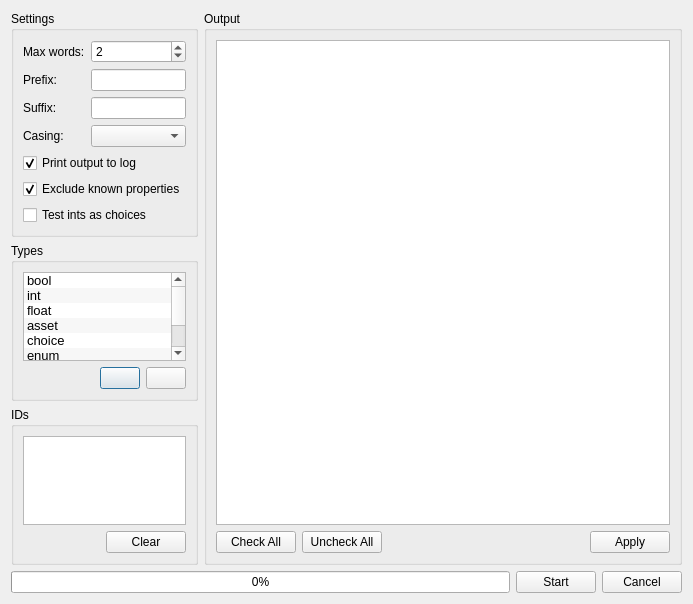
This is src/Editor/CGeneratePropertyNamesDialog.ui in AxioDL/PrimeWorldEditor as Qt 5 draws it before an edit. The edited form follows.
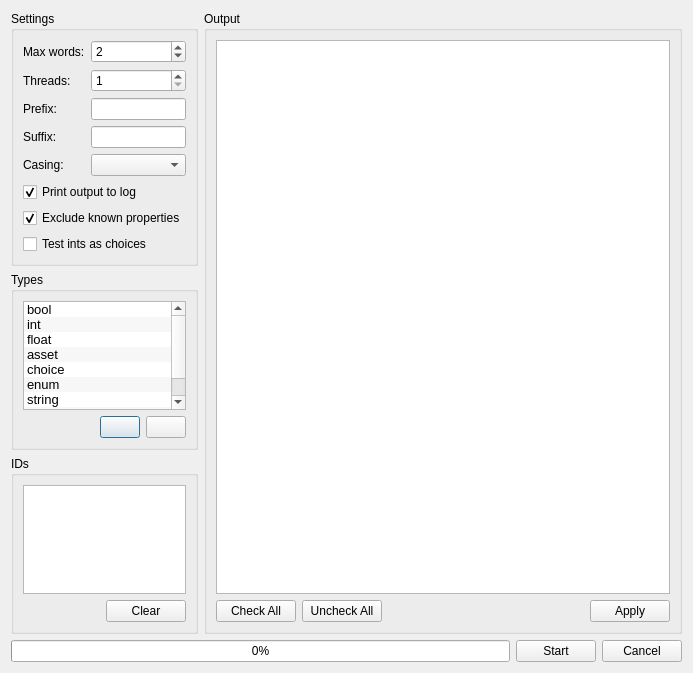
This is the edited form. Icons and pictures are not drawn. Custom widgets are drawn as their Qt base class.

Patch:
```diff
--- a/src/Editor/CGeneratePropertyNamesDialog.ui
+++ b/src/Editor/CGeneratePropertyNamesDialog.ui
@@ -7,7 +7,7 @@
     <x>0</x>
     <y>0</y>
     <width>693</width>
-    <height>604</height>
+    <height>673</height>
    </rect>
   </property>
   <property name="windowTitle">
@@ -47,35 +47,52 @@
              </widget>
             </item>
             <item row="1" column="0">
+             <widget class="QLabel" name="ThreadsLabel">
+              <property name="text">
+               <string>Threads:</string>
+              </property>
+             </widget>
+            </item>
+            <item row="2" column="0">
              <widget class="QLabel" name="PrefixLabel">
               <property name="text">
                <string>Prefix:</string>
               </property>
              </widget>
             </item>
-            <item row="1" column="1">
+            <item row="2" column="1">
              <widget class="QLineEdit" name="PrefixLineEdit"/>
             </item>
-            <item row="2" column="0">
+            <item row="3" column="0">
              <widget class="QLabel" name="SuffixLabel">
               <property name="text">
                <string>Suffix:</string>
               </property>
              </widget>
             </item>
-            <item row="2" column="1">
+            <item row="3" column="1">
              <widget class="QLineEdit" name="SuffixLineEdit"/>
             </item>
-            <item row="3" column="0">
+            <item row="4" column="0">
              <widget class="QLabel" name="label">
               <property name="text">
                <string>Casing:</string>
               </property>
              </widget>
             </item>
-            <item row="3" column="1">
+            <item row="4" column="1">
              <widget class="CNameCasingComboBox" name="CasingComboBox"/>
             </item>
+            <item row="1" column="1">
+             <widget class="QSpinBox" name="ThreadsSpinBox">
+              <property name="minimum">
+               <number>1</number>
+              </property>
+              <property name="maximum">
+               <number>256</number>
+              </property>
+             </widget>
+            </item>
            </layout>
           </item>
           <item>
```
